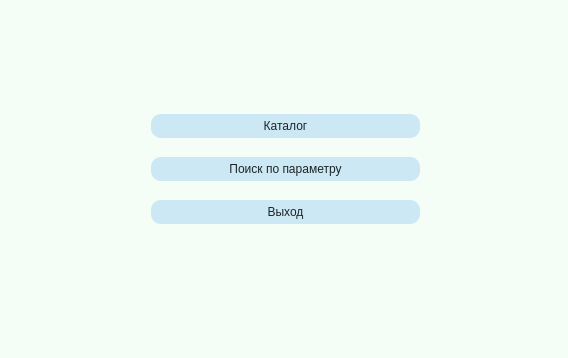
Old version of the form lab4/MainWindow.ui in the repository n1ck-b/Labs.
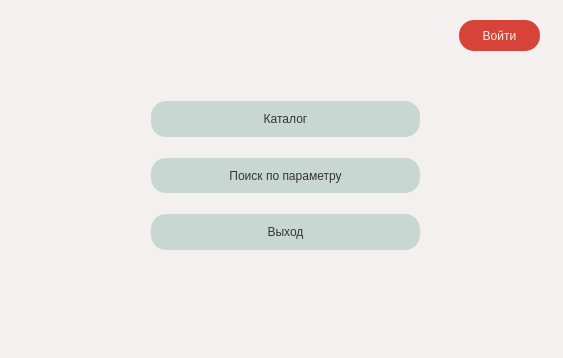
New version of the form.

```diff
--- a/lab4/MainWindow.ui
+++ b/lab4/MainWindow.ui
@@ -6,7 +6,7 @@
    <rect>
     <x>0</x>
     <y>0</y>
-    <width>568</width>
+    <width>563</width>
     <height>358</height>
    </rect>
   </property>
@@ -14,7 +14,7 @@
    <string>Каталог</string>
   </property>
   <property name="styleSheet">
-   <string notr="true">background-color: rgb(244, 254, 246);
+   <string notr="true">background-color: rgb(244, 240, 239);
 font: 600 9pt &quot;Montserrat&quot;;</string>
   </property>
   <widget class="QWidget" name="centralWidget">
@@ -24,26 +24,41 @@
       <x>140</x>
       <y>90</y>
       <width>291</width>
-      <height>161</height>
+      <height>171</height>
      </rect>
     </property>
     <property name="sizePolicy">
-     <sizepolicy hsizetype="Preferred" vsizetype="Preferred">
+     <sizepolicy hsizetype="Fixed" vsizetype="Fixed">
       <horstretch>0</horstretch>
       <verstretch>0</verstretch>
      </sizepolicy>
     </property>
+    <property name="styleSheet">
+     <string notr="true"/>
+    </property>
     <layout class="QVBoxLayout" name="verticalLayout">
      <item>
       <widget class="QPushButton" name="catalogPushButton">
+       <property name="sizePolicy">
+        <sizepolicy hsizetype="Minimum" vsizetype="Preferred">
+         <horstretch>0</horstretch>
+         <verstretch>0</verstretch>
+        </sizepolicy>
+       </property>
        <property name="styleSheet">
-        <string notr="true">color: rgb(30, 36, 39);
-font: 600 10pt &quot;Montserrat&quot;;
-border-radius: 10px;
-border-style: solid;
-border-width: 0px;
-background-color: rgb(204, 232, 244);
-padding: 5px;
+        <string notr="true">QPushButton:hover
+{
+	background-color: #9AB6AC;
+}
+QPushButton{
+	color: rgb(55, 51, 53);
+	font: 600 11pt &quot;Montserrat&quot;;
+	border-radius: 15px;
+	border-style: solid;
+	border-width: 0px;
+	background-color: rgb(200, 215, 210);
+	padding: 5px;
+}
 </string>
        </property>
        <property name="text">
@@ -51,33 +66,88 @@
        </property>
       </widget>
      </item>
+     <item>
+      <spacer name="verticalSpacer">
+       <property name="orientation">
+        <enum>Qt::Orientation::Vertical</enum>
+       </property>
+       <property name="sizeType">
+        <enum>QSizePolicy::Policy::Fixed</enum>
+       </property>
+       <property name="sizeHint" stdset="0">
+        <size>
+         <width>5</width>
+         <height>15</height>
+        </size>
+       </property>
+      </spacer>
+     </item>
      <item>
       <widget class="QPushButton" name="searchPushButton">
+       <property name="sizePolicy">
+        <sizepolicy hsizetype="Minimum" vsizetype="Preferred">
+         <horstretch>0</horstretch>
+         <verstretch>0</verstretch>
+        </sizepolicy>
+       </property>
        <property name="styleSheet">
-        <string notr="true">color: rgb(30, 36, 39);
-font: 600 10pt &quot;Montserrat&quot;;
-border-radius: 10px;
-border-style: solid;
-border-width: 0px;
-background-color: rgb(204, 232, 244);
-padding: 5px
-</string>
+        <string notr="true">QPushButton:hover
+{
+	background-color: #9AB6AC;
+}
+QPushButton{
+	color: rgb(55, 51, 53);
+	font: 600 11pt &quot;Montserrat&quot;;
+	border-radius: 15px;
+	border-style: solid;
+	border-width: 0px;
+	background-color: rgb(200, 215, 210);
+	padding: 5px;
+}</string>
        </property>
        <property name="text">
         <string>Поиск по параметру</string>
        </property>
       </widget>
      </item>
+     <item>
+      <spacer name="verticalSpacer_2">
+       <property name="orientation">
+        <enum>Qt::Orientation::Vertical</enum>
+       </property>
+       <property name="sizeType">
+        <enum>QSizePolicy::Policy::Fixed</enum>
+       </property>
+       <property name="sizeHint" stdset="0">
+        <size>
+         <width>20</width>
+         <height>15</height>
+        </size>
+       </property>
+      </spacer>
+     </item>
      <item>
       <widget class="QPushButton" name="exitPushButton">
+       <property name="sizePolicy">
+        <sizepolicy hsizetype="Minimum" vsizetype="Preferred">
+         <horstretch>0</horstretch>
+         <verstretch>0</verstretch>
+        </sizepolicy>
+       </property>
        <property name="styleSheet">
-        <string notr="true">color: rgb(30, 36, 39);
-font: 600 10pt &quot;Montserrat&quot;;
-border-radius: 10px;
-border-style: solid;
-border-width: 0px;
-background-color: rgb(204, 232, 244);
-padding: 5px
+        <string notr="true">QPushButton:hover
+{
+	background-color: #9AB6AC;
+}
+QPushButton{
+	color: rgb(55, 51, 53);
+	font: 600 11pt &quot;Montserrat&quot;;
+	border-radius: 15px;
+	border-style: solid;
+	border-width: 0px;
+	background-color: rgb(200, 215, 210);
+	padding: 5px;
+}
 </string>
        </property>
        <property name="text">
@@ -87,6 +157,35 @@
      </item>
     </layout>
    </widget>
+   <widget class="QPushButton" name="loginPushButton">
+    <property name="geometry">
+     <rect>
+      <x>459</x>
+      <y>20</y>
+      <width>81</width>
+      <height>31</height>
+     </rect>
+    </property>
+    <property name="styleSheet">
+     <string notr="true">QPushButton:hover
+{
+	background-color: #CC3329;
+}
+QPushButton{
+	color: rgb(244, 240, 239);
+	font: 500 10pt &quot;Montserrat&quot;;
+	border-radius: 15px;
+	border-style: solid;
+	border-width: 0px;
+	background-color: rgb(215, 67, 57);
+	padding: 5px;
+}
+</string>
+    </property>
+    <property name="text">
+     <string>Войти</string>
+    </property>
+   </widget>
   </widget>
  </widget>
  <layoutdefault spacing="6" margin="11"/>
```
